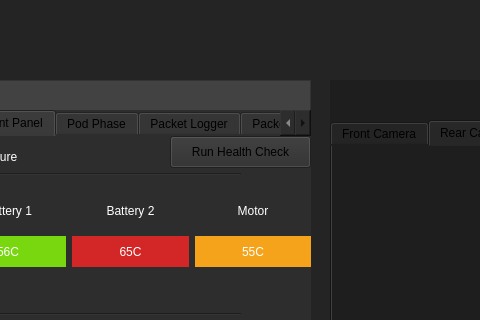
Old version of the form GUI/AlbertaLoop_UI.ui in the repository albertaloop/T_SWE_2022_2023; both pictures show x 410 to 890 and y 0 to 320 of the 1145 by 687 pixel window.
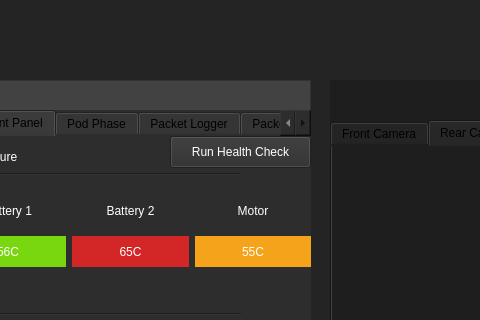
New version of the form. The open tabs and pages were chosen to show the change. Icons and pictures are not drawn.

What changed in the file:
```diff
--- a/GUI/AlbertaLoop_UI.ui
+++ b/GUI/AlbertaLoop_UI.ui
@@ -696,6 +696,9 @@
           <height>32</height>
          </rect>
         </property>
+        <property name="styleSheet">
+         <string notr="true">color: rgb(255, 255, 255);</string>
+        </property>
         <property name="text">
          <string>Run Health Check</string>
         </property>
```
Left out of the diff: 8 changed lines with no effect on the pictures.
